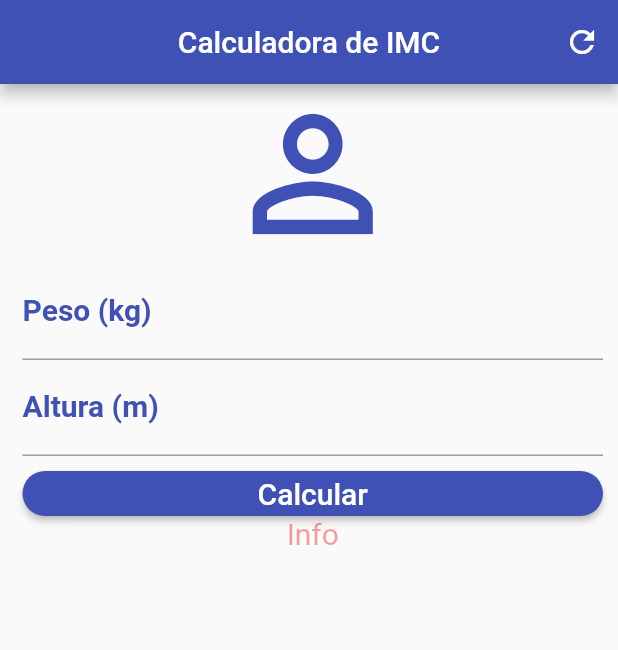
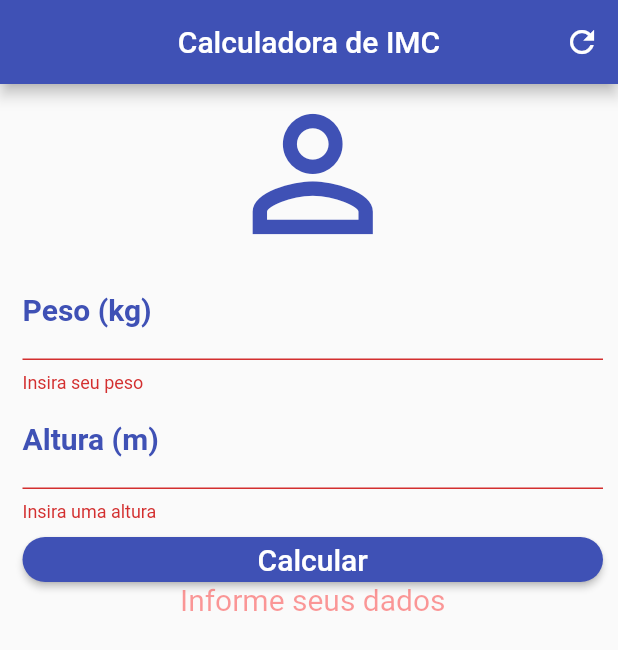
Before and after one commit to PeterCcT/App-Flutter-Calculo-Imc, a Flutter app: the screen it shows after launch, after a tap on "Calcular", on a phone screen of 412 x 824 dp. Shown: the top 650 px of the screen. Run offline on Flutter 3.47's test engine with Material 2 defaults, Android fonts, the phone set to English and light mode, and no system bars.

```diff
--- a/lib/main.dart
+++ b/lib/main.dart
@@ -1,3 +1,5 @@
+import 'dart:math';
+
 import 'package:flutter/material.dart';
 
 void main() {
@@ -15,6 +17,51 @@ class Home extends StatefulWidget {
 }
 
 class _HomeState extends State<Home> {
+  TextEditingController pesoControle = TextEditingController();
+  TextEditingController alturaControle = TextEditingController();
+
+  GlobalKey<FormState> _formKey = GlobalKey<FormState>();
+
+  Color _corinfo = Color.fromRGBO(250, 0, 0, 0.4);
+  String _info = "Informe seus dados";
+
+  void _reset() {
+    pesoControle.text = "";
+    alturaControle.text = "";
+    setState(() {
+      _corinfo = Color.fromRGBO(250, 0, 0, 0.4);
+      _info = "Informe seus dados";
+      _formKey = GlobalKey<FormState>();
+    });
+  }
+
+  void _calcular() {
+    double peso = double.parse(pesoControle.text);
+    double altura = double.parse(alturaControle.text);
+    double imc = peso / pow(altura, 2);
+    setState(() {
+      if (imc < 18.6) {
+        _info = "Abaixo do peso ${imc.toStringAsPrecision(4)}";
+        _corinfo = Color.fromRGBO(150, 0, 100, 0.5);
+      } else if (imc >= 18.6 && imc < 24.9) {
+        _info = "Peso ideal ${imc.toStringAsPrecision(4)}";
+        _corinfo = Color.fromRGBO(0, 150, 0, 0.5);
+      } else if (imc >= 24.9 && imc < 29.9) {
+        _info = "Levemente acima do peso ${imc.toStringAsPrecision(4)}";
+        _corinfo = Color.fromRGBO(230, 140, 0, 0.5);
+      } else if (imc >= 29.9 && imc < 34.9) {
+        _info = "Obesidade grau I ${imc.toStringAsPrecision(4)}";
+        _corinfo = Color.fromRGBO(250, 0, 100, 0.5);
+      } else if (imc >= 34.9 && imc < 39.9) {
+        _info = "Obesidade grau II ${imc.toStringAsPrecision(4)}";
+        _corinfo = Color.fromRGBO(250, 0, 100, 0.5);
+      } else if (imc >= 40) {
+        _info = "Obesidade grau III ${imc.toStringAsPrecision(4)}";
+        _corinfo = Color.fromRGBO(255, 0, 0, 0.5);
+      }
+    });
+  }
+
   @override
   Widget build(BuildContext context) {
     return Scaffold(
@@ -26,12 +73,14 @@ class _HomeState extends State<Home> {
           IconButton(
             icon: Icon(Icons.refresh),
             tooltip: "Reset formulário",
-            onPressed: () {},
+            onPressed: _reset,
           ),
         ],
       ),
       body: SingleChildScrollView(
         padding: EdgeInsets.fromLTRB(15, 0, 10, 15),
+        child: Form(
+          key: _formKey,
           child: Column(
             crossAxisAlignment: CrossAxisAlignment.stretch,
             children: <Widget>[
@@ -40,7 +89,7 @@ class _HomeState extends State<Home> {
                 size: 120,
                 color: Colors.indigo,
               ),
-            TextField(
+              TextFormField(
                 keyboardType: TextInputType.number,
                 decoration: InputDecoration(
                   labelText: "Peso (kg)",
@@ -57,8 +106,14 @@ class _HomeState extends State<Home> {
                   fontWeight: FontWeight.bold,
                   letterSpacing: 4,
                 ),
+                validator: (texto) {
+                  if (texto.isEmpty) {
+                    return "Insira seu peso";
+                  }
+                },
+                controller: pesoControle,
               ),
-            TextField(
+              TextFormField(
                 keyboardType: TextInputType.number,
                 decoration: InputDecoration(
                   labelText: "Altura (m)",
@@ -75,13 +130,23 @@ class _HomeState extends State<Home> {
                   fontWeight: FontWeight.bold,
                   letterSpacing: 4,
                 ),
+                validator: (texto) {
+                  if (texto.isEmpty) {
+                    return "Insira uma altura";
+                  }
+                },
+                controller: alturaControle,
               ),
               Padding(
                 padding: EdgeInsets.only(top: 10),
                 child: Container(
                   height: 30,
                   child: RaisedButton(
-                  onPressed: () {},
+                    onPressed: () {
+                      if (_formKey.currentState.validate()) {
+                        _calcular();
+                      }
+                    },
                     child: Text(
                       "Calcular",
                       style: TextStyle(fontSize: 20),
@@ -95,12 +160,15 @@ class _HomeState extends State<Home> {
                 ),
               ),
               Text(
-              "Info",
+                _info,
                 textAlign: TextAlign.center,
                 style: TextStyle(
-                  fontSize: 20, color: Color.fromRGBO(250, 0, 0, 0.4)),
+                  fontSize: 20,
+                  color: _corinfo,
+                ),
               ),
             ],
+          ),
         ),
       ),
     );
```
Lines whose indentation alone changed are shown as unchanged.
